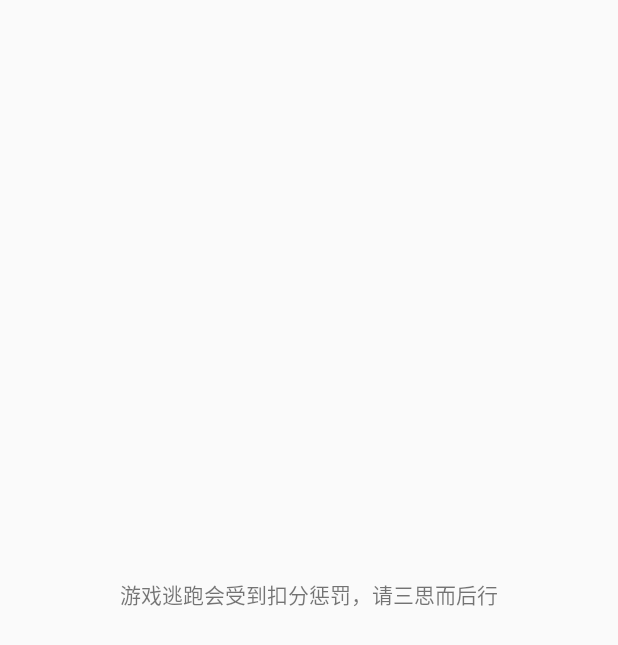
After one commit to AhaLims/UML-work, an Android app: the layout escape_dialog_view.xml on its own in the app's theme, with its tools: preview values and no code run, on a phone screen of 412 x 824 dp. The commit adds this screen. Shown: the top 645 px of the screen. Run offline under Robolectric (Android 15) with nearby library versions, the phone set to English and light mode, and no system bars; Roboto replaces fonts that are not available here.

Commit message:
增加了逃跑的前端

```diff
--- a/UMLwork/app/src/main/java/cdd/desk/contract/deskContract.java
+++ b/UMLwork/app/src/main/java/cdd/desk/contract/deskContract.java
@@ -23,5 +23,6 @@ public interface deskContract {
     interface Presenter extends BasePresenter{
         void playerPass();
         void playerShowCards(List<Integer> cards);
+        void escape();
     }
 }
--- a/UMLwork/app/src/main/java/cdd/desk/presenter/deskPresenter.java
+++ b/UMLwork/app/src/main/java/cdd/desk/presenter/deskPresenter.java
@@ -80,5 +80,11 @@ public class deskPresenter implements deskContract.Presenter,PlayGameCallBack {
         mDeskActivity.displayPass(role);
     }
 
+    @Override
+    public void escape()
+    {
+        //mGame.escape
+    }
+
 
 }
--- /dev/null
+++ b/UMLwork/app/src/main/res/layout/escape_dialog_view.xml
@@ -0,0 +1,31 @@
+<?xml version="1.0" encoding="utf-8"?>
+<android.support.constraint.ConstraintLayout
+    xmlns:android="http://schemas.android.com/apk/res/android"
+    xmlns:app="http://schemas.android.com/apk/res-auto"
+    xmlns:tools="http://schemas.android.com/tools"
+    android:layout_width="match_parent"
+    android:layout_height="match_parent">
+
+    <LinearLayout
+        android:layout_width="312dp"
+        android:layout_height="54dp"
+        android:layout_marginStart="8dp"
+        android:layout_marginTop="8dp"
+        android:layout_marginEnd="8dp"
+        android:layout_marginBottom="8dp"
+        android:orientation="vertical"
+        app:layout_constraintBottom_toBottomOf="parent"
+        app:layout_constraintEnd_toEndOf="parent"
+        app:layout_constraintStart_toStartOf="parent"
+        app:layout_constraintTop_toTopOf="parent">
+
+        <TextView
+            android:id="@+id/textView"
+            android:layout_width="match_parent"
+            android:layout_height="149dp"
+            android:text="游戏逃跑会受到扣分惩罚，请三思而后行"
+            android:textAlignment="center"
+            android:textSize="14sp" />
+
+    </LinearLayout>
+</android.support.constraint.ConstraintLayout>
```
Also changed, not shown: UMLwork/app/src/main/java/cdd/desk/view/deskActivity.java (+44 -14 lines), UMLwork/app/src/main/res/layout/game_end_dialog_view.xml (renamed from UMLwork/app/src/main/res/layout/activity_dialog_view.xml).
